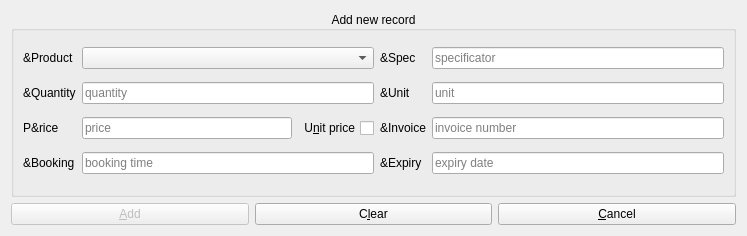
Above: src/ui/AddBatchRecordWidget.ui from wnt-zhp/zarlock-cpp before the change. Below: the same form after it.
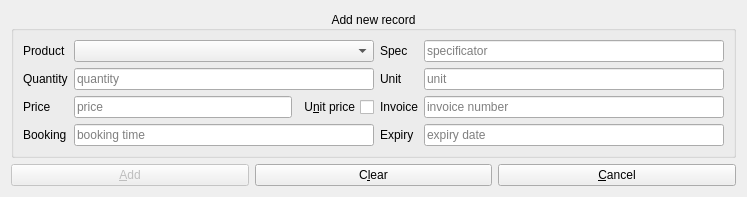
That is the form after the change. Custom widgets are drawn as their Qt base class.

The edit to the form file:
```diff
--- a/src/ui/AddBatchRecordWidget.ui
+++ b/src/ui/AddBatchRecordWidget.ui
@@ -7,7 +7,7 @@
     <x>0</x>
     <y>0</y>
     <width>747</width>
-    <height>236</height>
+    <height>182</height>
    </rect>
   </property>
   <property name="windowTitle">
@@ -33,28 +33,28 @@
       <item row="0" column="0">
        <widget class="QLabel" name="label_products">
         <property name="text">
-         <string>&amp;Product</string>
+         <string>Product</string>
         </property>
        </widget>
       </item>
       <item row="1" column="0">
        <widget class="QLabel" name="label_qty">
         <property name="text">
-         <string>&amp;Quantity</string>
+         <string>Quantity</string>
         </property>
        </widget>
       </item>
       <item row="2" column="0">
        <widget class="QLabel" name="label_price">
         <property name="text">
-         <string>P&amp;rice</string>
+         <string>Price</string>
         </property>
        </widget>
       </item>
       <item row="3" column="0">
        <widget class="QLabel" name="label_book">
         <property name="text">
-         <string>&amp;Booking</string>
+         <string>Booking</string>
         </property>
        </widget>
       </item>
@@ -96,28 +96,28 @@
       <item row="0" column="2">
        <widget class="QLabel" name="label_name">
         <property name="text">
-         <string>&amp;Spec</string>
+         <string>Spec</string>
         </property>
        </widget>
       </item>
       <item row="1" column="2">
        <widget class="QLabel" name="label_unit">
         <property name="text">
-         <string>&amp;Unit</string>
+         <string>Unit</string>
         </property>
        </widget>
       </item>
       <item row="2" column="2">
        <widget class="QLabel" name="label_invoice">
         <property name="text">
-         <string>&amp;Invoice</string>
+         <string>Invoice</string>
         </property>
        </widget>
       </item>
       <item row="3" column="2">
        <widget class="QLabel" name="label_expiry">
         <property name="text">
-         <string>&amp;Expiry</string>
+         <string>Expiry</string>
         </property>
        </widget>
       </item>
@@ -188,6 +188,16 @@
    <extends>QLineEdit</extends>
    <header>DateInput.h</header>
   </customwidget>
+  <customwidget>
+   <class>TextInput</class>
+   <extends>QLineEdit</extends>
+   <header>TextInput.h</header>
+  </customwidget>
+  <customwidget>
+   <class>QtyInput</class>
+   <extends>QLineEdit</extends>
+   <header>QtyInput.h</header>
+  </customwidget>
   <customwidget>
    <class>UnitInput</class>
    <extends>QLineEdit</extends>
@@ -198,16 +208,6 @@
    <extends>QLineEdit</extends>
    <header>PriceInput.h</header>
   </customwidget>
-  <customwidget>
-   <class>QtyInput</class>
-   <extends>QLineEdit</extends>
-   <header>QtyInput.h</header>
-  </customwidget>
-  <customwidget>
-   <class>TextInput</class>
-   <extends>QLineEdit</extends>
-   <header>TextInput.h</header>
-  </customwidget>
  </customwidgets>
  <tabstops>
   <tabstop>combo_products</tabstop>
```
